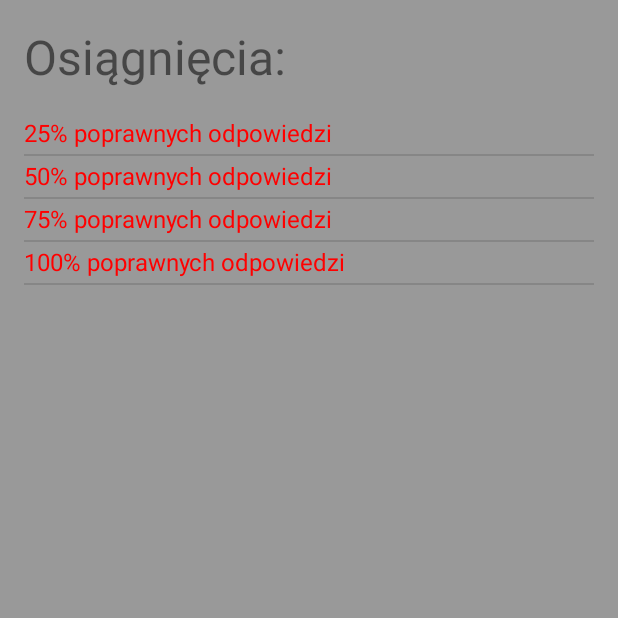
After one commit to piterpti/Tabliczka-mnozenia, an Android app: the fragment AchievementFrag shown on its own in the app's theme, on a phone screen of 412 x 824 dp, the top half of it. The commit adds this screen. Run offline under Robolectric (Android 15) with nearby library versions, the phone set to English and light mode, and no system bars.

Commit message:
Working with achievements

```diff
--- /dev/null
+++ b/app/src/main/java/adrian/kamil/tabliczkamnozenia/Others/AchAdapter.java
@@ -0,0 +1,46 @@
+package adrian.kamil.tabliczkamnozenia.Others;
+
+import android.content.Context;
+import android.graphics.Color;
+import android.view.LayoutInflater;
+import android.view.View;
+import android.view.ViewGroup;
+import android.widget.ArrayAdapter;
+import android.widget.TextView;
+
+import adrian.kamil.tabliczkamnozenia.R;
+
+/**
+ * Created by Piter on 07/06/2016.
+ */
+public class AchAdapter extends ArrayAdapter
+{
+
+    public static final int ACTIVE_COLOR = Color.GREEN;
+    public static final int INACTIVE_COLOR = Color.RED;
+
+    public AchAdapter(Context context, Achievement[] list) {
+        super(context, 0, list);
+    }
+
+    @Override
+    public View getView(int position, View convertView, ViewGroup parent)
+    {
+        Achievement ach = (Achievement) getItem(position);
+        if(convertView == null)
+        {
+            convertView = LayoutInflater.from(getContext()).inflate(R.layout.ach_adapter, parent, false);
+        }
+        TextView listItem = (TextView) convertView.findViewById(R.id.ach_listItem);
+        listItem.setText(ach.getName());
+        if(ach.isLocked())
+        {
+            listItem.setTextColor(INACTIVE_COLOR);
+        }
+        else
+        {
+            listItem.setTextColor(ACTIVE_COLOR);
+        }
+        return convertView;
+    }
+}
--- /dev/null
+++ b/app/src/main/java/adrian/kamil/tabliczkamnozenia/Others/Achievement.java
@@ -0,0 +1,46 @@
+package adrian.kamil.tabliczkamnozenia.Others;
+
+/**
+ * Created by Piter on 07/06/2016.
+ */
+public class Achievement {
+
+    private static final String a25percent = "25% poprawnych odpowiedzi";
+    private static final String a50percent = "50% poprawnych odpowiedzi";
+    private static final String a75percent = "75% poprawnych odpowiedzi";
+    private static final String a100percent = "100% poprawnych odpowiedzi";
+
+    private int id;
+    private String name;
+    private int correctAnswersPercent;
+    private boolean locked;
+
+    public Achievement(int id, String name, int correctAnswersPercent, boolean locked) {
+        this.id = id;
+        this.name = name;
+        this.correctAnswersPercent = correctAnswersPercent;
+        this.locked = locked;
+    }
+
+    public static Achievement[] CreateAchievements()
+    {
+        return new Achievement[] {
+                new Achievement(1,a25percent, 25, true),
+                new Achievement(2,a50percent, 50, true),
+                new Achievement(3,a75percent, 75, true),
+                new Achievement(4,a100percent, 100, true),
+        };
+    }
+
+    public boolean isLocked() {
+        return locked;
+    }
+
+    public void setLocked(boolean locked) {
+        this.locked = locked;
+    }
+
+    public String getName() {
+        return name;
+    }
+}
--- /dev/null
+++ b/app/src/main/java/layout/AchievementFrag.java
@@ -0,0 +1,58 @@
+package layout;
+
+import android.content.Context;
+import android.net.Uri;
+import android.os.Bundle;
+import android.preference.PreferenceManager;
+import android.support.v4.app.Fragment;
+import android.util.Log;
+import android.view.LayoutInflater;
+import android.view.View;
+import android.view.ViewGroup;
+import android.widget.AdapterView;
+import android.widget.ListView;
+
+import adrian.kamil.tabliczkamnozenia.Activity;
+import adrian.kamil.tabliczkamnozenia.Others.AchAdapter;
+import adrian.kamil.tabliczkamnozenia.Others.Achievement;
+import adrian.kamil.tabliczkamnozenia.R;
+
+
+public class AchievementFrag extends Fragment  implements AdapterView.OnItemLongClickListener{
+
+    private ListView achListView;
+    private AchAdapter achAdapter;
+
+    public AchievementFrag() {
+        // Required empty public constructor
+    }
+
+    @Override
+    public View onCreateView(LayoutInflater inflater, ViewGroup container,
+                             Bundle savedInstanceState) {
+        View view = inflater.inflate(R.layout.fragment_achievement, container, false);
+        init(view);
+        return view;
+    }
+
+    private void init(View view) {
+        achListView = (ListView) view.findViewById(R.id.ach_listView);
+        achAdapter = new AchAdapter(Activity.CONTEXT, Activity.ACHIEVEMENTS);
+        achListView.setAdapter(achAdapter);
+        achListView.setOnItemLongClickListener(this);
+    }
+
+    @Override
+    public boolean onItemLongClick(AdapterView<?> parent, View view, int position, long id) {
+        Achievement a = (Achievement) parent.getItemAtPosition(position);
+        a.setLocked(false);
+        Activity.UNLOCKED_ACHIEVEMENTS[Activity.GAME_PROGRESS.getLevel().getId() - 1] = position + 1;
+        achAdapter.notifyDataSetChanged();
+        String ach = "";
+        for(int i : Activity.UNLOCKED_ACHIEVEMENTS) {
+            ach += i + ",";
+        }
+        PreferenceManager.getDefaultSharedPreferences(Activity.CONTEXT).edit().putString(Activity.ACHIEVEMENT_KEY, ach).commit();
+        return false;
+    }
+}
--- /dev/null
+++ b/app/src/main/res/layout/ach_adapter.xml
@@ -0,0 +1,8 @@
+<?xml version="1.0" encoding="utf-8"?>
+<TextView xmlns:android="http://schemas.android.com/apk/res/android"
+    android:id="@+id/ach_listItem"
+    android:paddingTop="2dp"
+    android:paddingBottom="3dp"
+    android:layout_width="match_parent"
+    android:layout_height="wrap_content"
+    android:textSize="16sp" />
--- a/app/src/main/res/layout/fragment_achievement.xml
+++ b/app/src/main/res/layout/fragment_achievement.xml
@@ -1,13 +1,24 @@
-<FrameLayout xmlns:android="http://schemas.android.com/apk/res/android"
+<LinearLayout xmlns:android="http://schemas.android.com/apk/res/android"
     xmlns:tools="http://schemas.android.com/tools"
     android:layout_width="match_parent"
     android:layout_height="match_parent"
-    tools:context="layout.Achievement">
+    tools:context="layout.AchievementFrag"
+    android:orientation="vertical"
+    android:padding="@dimen/fragment_padding"
+    android:background="#999">
 
-    <!-- TODO: Update blank fragment layout -->
+
     <TextView
+        android:text="@string/ach_Achievement"
         android:layout_width="match_parent"
-        android:layout_height="match_parent"
-        android:text="@string/hello_blank_fragment" />
+        android:layout_height="wrap_content"
+        android:textSize="32sp"
+        android:layout_marginBottom="16dp"/>
 
-</FrameLayout>
+    <ListView
+        android:id="@+id/ach_listView"
+        android:layout_width="match_parent"
+        android:layout_height="match_parent">
+    </ListView>
+
+</LinearLayout>
--- a/app/src/main/res/values-w820dp/dimens.xml
+++ b/app/src/main/res/values-w820dp/dimens.xml
@@ -7,4 +7,5 @@
     <dimen name="game_taskText">60sp</dimen>
     <dimen name="game_answerButton">36sp</dimen>
     <dimen name="game_topMenu">32sp</dimen>
+    <dimen name="end_gameEnded">36sp</dimen>
 </resources>
--- a/app/src/main/res/values/dimens.xml
+++ b/app/src/main/res/values/dimens.xml
@@ -9,4 +9,6 @@
     <dimen name="game_taskText">36sp</dimen>
     <dimen name="game_answerButton">28sp</dimen>
     <dimen name="game_topMenu">24sp</dimen>
+    <dimen name="end_gameEnded">24sp</dimen>
+    <dimen name="end_result">20sp</dimen>
 </resources>
--- a/app/src/main/res/values/strings.xml
+++ b/app/src/main/res/values/strings.xml
@@ -7,4 +7,10 @@
     <string name="menu_DifficultLevel">Poziom trudności</string>
     <string name="menu_Achievements">Osiągnięcia</string>
     <string name="menu_Exit">Wyjście</string>
+    <string name="game_goodAnswer">Dobrze!</string>
+    <string name="game_wrongAnswer">Źle</string>
+    <string name="game_task">Zadanie</string>
+    <string name="end_Menu">MENU</string>
+    <string name="end_gameEnded">Rozgrywka zakończona</string>
+    <string name="ach_Achievement">Osiągnięcia:</string>
 </resources>
```
Also changed, not shown: app/src/main/java/adrian/kamil/tabliczkamnozenia/Activity.java (+45 -6 lines), app/src/main/java/adrian/kamil/tabliczkamnozenia/Others/GameProgress.java (+22 -7 lines), app/src/main/java/adrian/kamil/tabliczkamnozenia/Others/Task.java (+18 -0 lines), app/src/main/java/layout/Achievement.java (deleted, +0 -27 lines), app/src/main/java/layout/Game.java (+118 -2 lines), app/src/main/java/layout/GameEnd.java (+37 -2 lines), app/src/main/res/layout/fragment_game_end.xml (+41 -7 lines).
